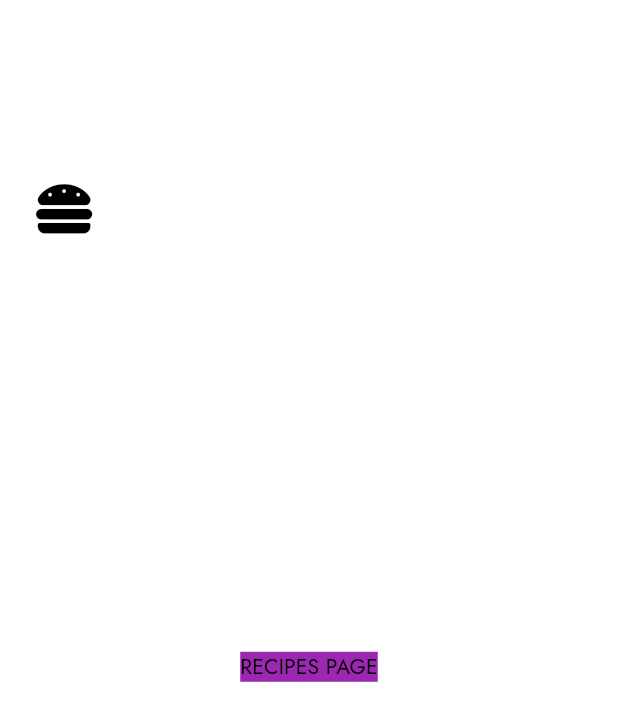
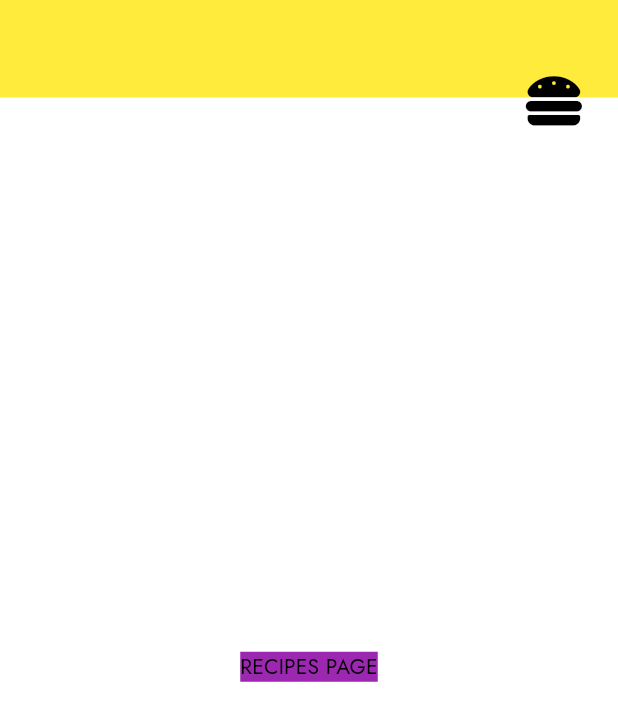
Before and after one commit to Rb2030/Crokett, a Flutter app: the screen it shows after launch, on a phone screen of 412 x 824 dp. Shown: the top 721 px of the screen. Run offline on Flutter 3.47's test engine with Material 2 defaults, Android fonts, the light colour scheme and no system bars; our stand-ins replace bouncing_widget, dartz, equatable, firebase_core, font_awesome_flutter, get_it and 2 more; missing offline and left inert: cloud_firestore_web, firebase_analytics_web, firebase_auth_web, firebase_core_web, google_sign_in_web; accounts and stored records are empty.

Commit message:
moved burger icon to the right of the app bar to make way for the back button on the left (ios)

```diff
--- a/lib/core/global/widgets/crokett_app_bar.dart
+++ b/lib/core/global/widgets/crokett_app_bar.dart
@@ -4,7 +4,6 @@ import 'package:crokett/routes/app_state.dart';
 import 'package:flutter/material.dart';
 import 'package:bouncing_widget/bouncing_widget.dart';
 import 'package:font_awesome_flutter/font_awesome_flutter.dart';
-import 'dart:io' show Platform;
 
 class CrokettAppBar extends StatelessWidget with PreferredSizeWidget {
   final bool showBackButton;
@@ -30,10 +29,9 @@ class CrokettAppBar extends StatelessWidget with PreferredSizeWidget {
 
     return Container(
       height: 400,
-      color: Colors.transparent,
+      color: Colors.yellow,
       child: Padding(
-        padding: EdgeInsets.fromLTRB(0, UIHelper.paddingBetweenElements, 0,
-            UIHelper.paddingBetweenElements),
+        padding: EdgeInsets.fromLTRB(0, 0, 0, UIHelper.paddingBetweenElements),
         child: Row(
           crossAxisAlignment: CrossAxisAlignment.center,
           children: <Widget>[
@@ -55,11 +53,15 @@ class CrokettAppBar extends StatelessWidget with PreferredSizeWidget {
                     }),
               ),
             ),
+            const Spacer(),
+            Container(
+                child: Text(title, style: TextStyle(color: Colors.white))),
+            const Spacer(),
             Padding(
               padding: const EdgeInsets.fromLTRB(
                   UIHelper.paddingBetweenElements,
-                  UIHelper.paddingBetweenElements * 4,
-                  0,
+                  UIHelper.paddingBetweenElements * 2,
+                  UIHelper.paddingBetweenElements,
                   UIHelper.paddingBetweenElements),
               child: BouncingWidget(
                   duration: animationLength,
@@ -70,11 +72,6 @@ class CrokettAppBar extends StatelessWidget with PreferredSizeWidget {
                     appState.ifMenuSelected = true;
                   }),
             ),
-            const Spacer(),
-            Container(
-                child: Text(title, style: TextStyle(color: Colors.white))),
-            const Spacer(),
-            SizedBox(width: UIHelper.paddingBetweenElements),
           ],
         ),
       ),
--- a/lib/routes/inner_router_delegate.dart
+++ b/lib/routes/inner_router_delegate.dart
@@ -1,4 +1,3 @@
-import 'package:crokett/core/global/widgets/fade_animation_page.dart';
 import 'package:crokett/features/main_menu/page_structures/boxes_page.dart';
 import 'package:crokett/features/main_menu/page_structures/cookshop_page.dart';
 import 'package:crokett/features/main_menu/page_structures/help_page.dart';
```
